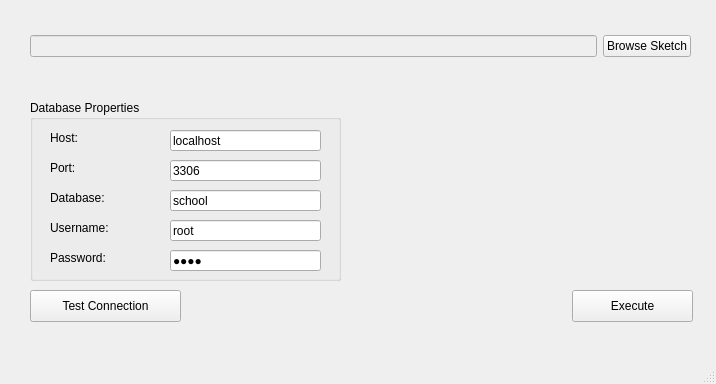
Old version of the form dbnormalizer/ui/main.ui in the repository amilacjay/isyntax.
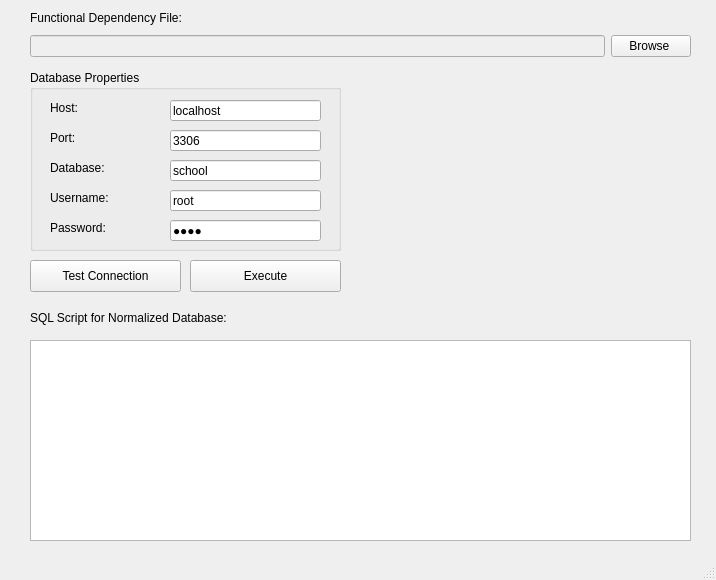
New version of the form.

Patch:
```diff
--- a/dbnormalizer/ui/main.ui
+++ b/dbnormalizer/ui/main.ui
@@ -7,7 +7,7 @@
     <x>0</x>
     <y>0</y>
     <width>716</width>
-    <height>384</height>
+    <height>580</height>
    </rect>
   </property>
   <property name="windowTitle">
@@ -17,9 +17,9 @@
    <widget class="QPushButton" name="btnExecute">
     <property name="geometry">
      <rect>
-      <x>572</x>
-      <y>290</y>
-      <width>121</width>
+      <x>190</x>
+      <y>260</y>
+      <width>151</width>
       <height>32</height>
      </rect>
     </property>
@@ -47,7 +47,7 @@
      <item>
       <widget class="QPushButton" name="btnBrowse">
        <property name="text">
-        <string>Browse Sketch</string>
+        <string>Browse </string>
        </property>
       </widget>
      </item>
@@ -57,7 +57,7 @@
     <property name="geometry">
      <rect>
       <x>30</x>
-      <y>100</y>
+      <y>70</y>
       <width>311</width>
       <height>181</height>
      </rect>
@@ -203,7 +203,7 @@
     <property name="geometry">
      <rect>
       <x>30</x>
-      <y>290</y>
+      <y>260</y>
       <width>151</width>
       <height>32</height>
      </rect>
@@ -212,6 +212,42 @@
      <string>Test Connection</string>
     </property>
    </widget>
+   <widget class="QLabel" name="label_6">
+    <property name="geometry">
+     <rect>
+      <x>30</x>
+      <y>10</y>
+      <width>171</width>
+      <height>16</height>
+     </rect>
+    </property>
+    <property name="text">
+     <string>Functional Dependency File:</string>
+    </property>
+   </widget>
+   <widget class="QTextEdit" name="textEdit">
+    <property name="geometry">
+     <rect>
+      <x>30</x>
+      <y>340</y>
+      <width>661</width>
+      <height>201</height>
+     </rect>
+    </property>
+   </widget>
+   <widget class="QLabel" name="label_7">
+    <property name="geometry">
+     <rect>
+      <x>30</x>
+      <y>310</y>
+      <width>231</width>
+      <height>16</height>
+     </rect>
+    </property>
+    <property name="text">
+     <string>SQL Script for Normalized Database:</string>
+    </property>
+   </widget>
   </widget>
   <widget class="QStatusBar" name="statusbar"/>
  </widget>
```
Left out of the diff: 2 changed lines with no effect on the pictures.
